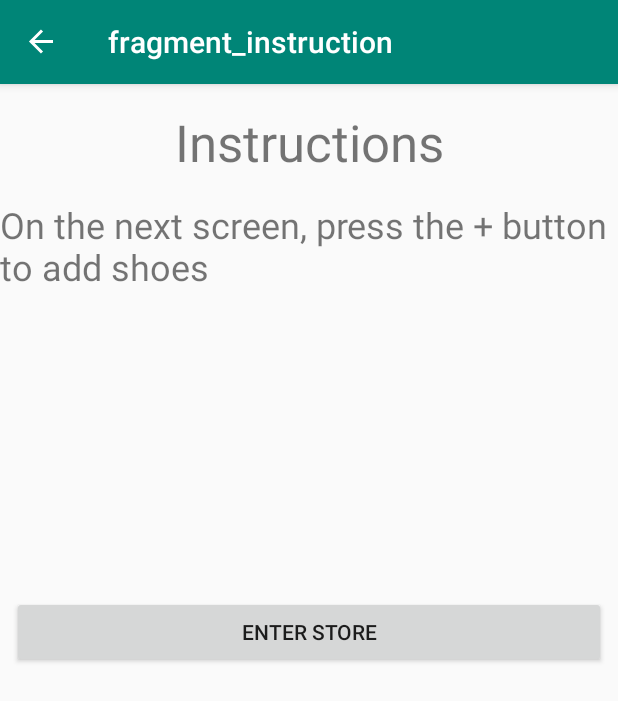
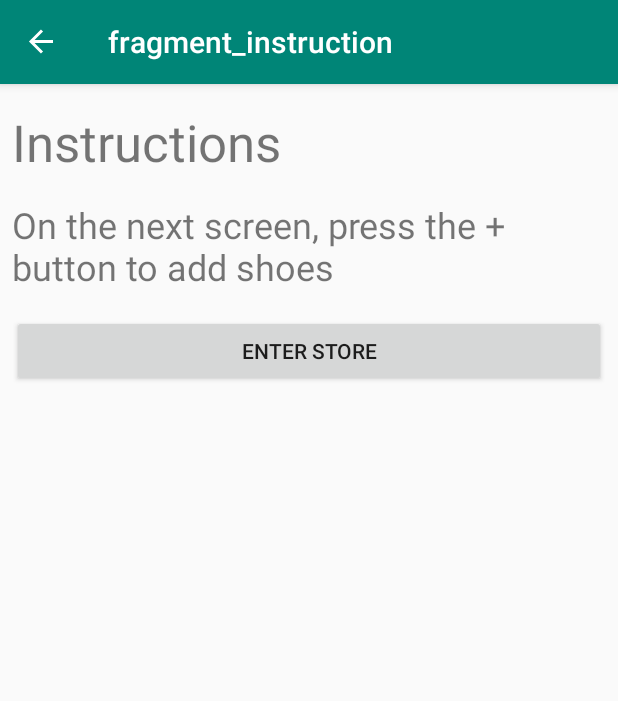
Before and after one commit to jmcs811/ShoeStore, an Android app: the InstructionFragment screen opened through its navigation route, on a phone screen of 412 x 824 dp. Shown: the top 701 px of the screen. Run offline under Robolectric (Android 15) with nearby library versions, the phone set to English and light mode, and no system bars; our stand-ins replace Timber, data binding, navigation-ui.

Commit message:
add comments to layout files

```diff
--- a/app/src/main/res/layout/fragment_instruction.xml
+++ b/app/src/main/res/layout/fragment_instruction.xml
@@ -6,10 +6,11 @@
     <data>
 
     </data>
-
-    <androidx.constraintlayout.widget.ConstraintLayout
+<!-- Since this layout is simple, a linearlayout works fine -->
+    <LinearLayout
         android:layout_width="match_parent"
         android:layout_height="match_parent"
+        android:orientation="vertical"
         tools:context=".InstructionFragment">
 
         <TextView
@@ -20,10 +21,7 @@
             android:text="@string/instruction_title"
             android:layout_marginStart="@dimen/horizontal_margin"
             android:layout_marginEnd="@dimen/horizontal_margin"
-            android:layout_marginTop="@dimen/vertical_margin"
-            app:layout_constraintEnd_toEndOf="parent"
-            app:layout_constraintStart_toStartOf="parent"
-            app:layout_constraintTop_toTopOf="parent" />
+            android:layout_marginTop="@dimen/vertical_margin" />
 
 
         <TextView
@@ -34,10 +32,7 @@
             android:textSize="24sp"
             android:layout_marginStart="@dimen/horizontal_margin"
             android:layout_marginEnd="@dimen/horizontal_margin"
-            android:layout_marginTop="@dimen/vertical_margin"
-            app:layout_constraintEnd_toEndOf="parent"
-            app:layout_constraintStart_toStartOf="parent"
-            app:layout_constraintTop_toBottomOf="@id/instruction_title" />
+            android:layout_marginTop="@dimen/vertical_margin" />
 
         <Button
             android:id="@+id/enter_store_button"
@@ -51,9 +46,7 @@
             android:topRightRadius="20dp"
             android:layout_marginStart="@dimen/horizontal_margin"
             android:layout_marginEnd="@dimen/horizontal_margin"
-            android:layout_marginTop="@dimen/vertical_margin"
-            app:layout_constraintBottom_toBottomOf="parent"
-            app:layout_constraintTop_toBottomOf="@+id/textView" />
+            android:layout_marginTop="@dimen/vertical_margin"/>
 
-    </androidx.constraintlayout.widget.ConstraintLayout>
+    </LinearLayout>
 </layout>
--- a/app/src/main/res/layout/fragment_login.xml
+++ b/app/src/main/res/layout/fragment_login.xml
@@ -6,6 +6,7 @@
     <data>
 
     </data>
+<!-- Constraint layout used as this layout is a little more involved -->
 
     <androidx.constraintlayout.widget.ConstraintLayout
         android:layout_width="match_parent"
--- a/app/src/main/res/layout/fragment_shoe_detail.xml
+++ b/app/src/main/res/layout/fragment_shoe_detail.xml
@@ -11,6 +11,7 @@
             name="shoeData"
             type="com.udacity.shoestore.models.Shoe" />
     </data>
+    <!-- Constraint layout used to avoid using a nested linearlayout for the buttons -->
     <androidx.constraintlayout.widget.ConstraintLayout
         android:layout_width="match_parent"
         android:layout_height="match_parent">
--- a/app/src/main/res/layout/fragment_shoe_list.xml
+++ b/app/src/main/res/layout/fragment_shoe_list.xml
@@ -6,6 +6,7 @@
     <data>
 
     </data>
+<!-- Constraint layout used to allow for more control -->
 
     <androidx.constraintlayout.widget.ConstraintLayout
         android:layout_width="match_parent"
--- a/app/src/main/res/layout/shoe_list_item.xml
+++ b/app/src/main/res/layout/shoe_list_item.xml
@@ -8,6 +8,8 @@
             name="shoeData"
             type="com.udacity.shoestore.models.Shoe" />
     </data>
+
+    <!-- Linear layout used to avoid nested layout -->
 
     <androidx.constraintlayout.widget.ConstraintLayout
         android:layout_width="match_parent"
```
Also changed, not shown: app/src/main/res/layout/fragment_welcome.xml (+7 -16 lines).
